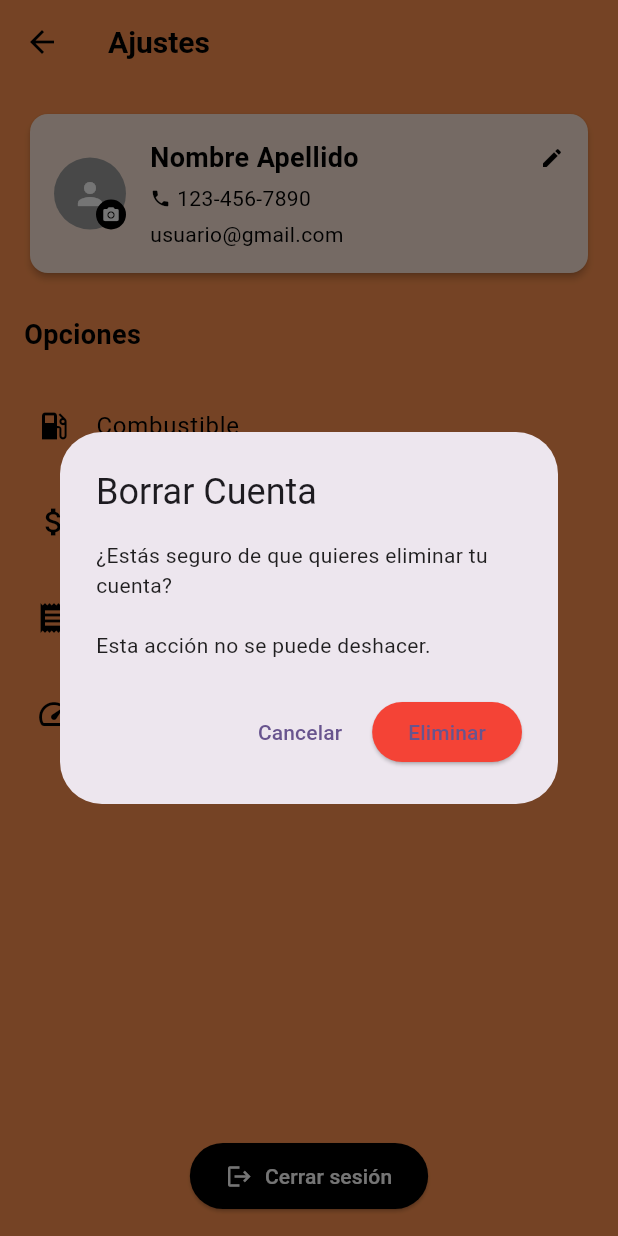
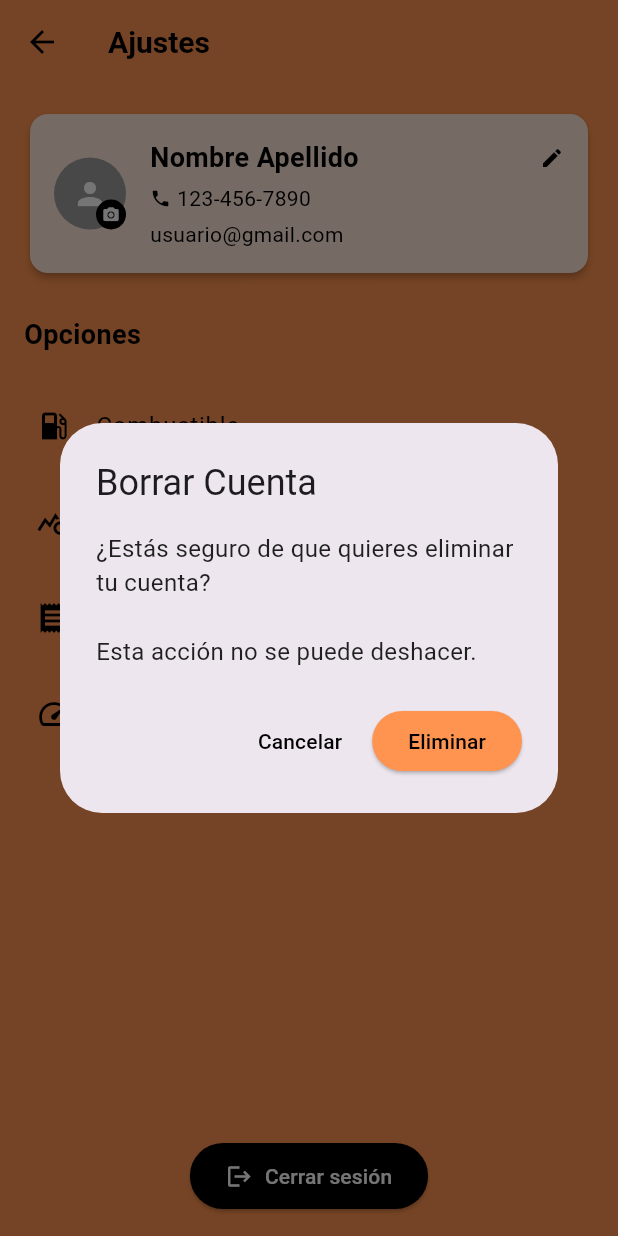
Before and after one commit to oskar4231/MyGasolineraFlutter, a Flutter app: the AjustesScreen screen opened directly, after a tap on "Borrar Cuenta", on a phone screen of 412 x 824 dp. Run offline on Flutter 3.47's test engine with Material 3 defaults, Android fonts, the phone set to English and light mode, and no system bars; our stand-ins replace geolocator, google_maps_flutter, image_picker, permission_handler, shared_preferences; accounts and stored records are empty.

Commit message:
Ajustes para mejorar la coherencia de la app

```diff
--- a/lib/ajustes/ajustes.dart
+++ b/lib/ajustes/ajustes.dart
@@ -393,8 +393,8 @@ class _AjustesScreenState extends State<AjustesScreen> {
           onTap: () {},
         ),
         _OpcionItem(
-          icono: Icons.attach_money,
-          texto: 'Registro costo',
+          icono: Icons.query_stats,
+          texto: 'Estadísticas',
           onTap: () {},
         ),
         _OpcionItem(
@@ -482,7 +482,7 @@ class _AjustesScreenState extends State<AjustesScreen> {
                   const Text(
                     '¿Estás seguro de que quieres eliminar tu cuenta?\n\n'
                     'Esta acción no se puede deshacer.',
-                    style: TextStyle(color: Colors.black87),
+                    style: TextStyle(color: Colors.black87, fontSize: 16),
                   ),
                   if (_eliminandoCuenta) ...[
                     const SizedBox(height: 16),
@@ -496,7 +496,10 @@ class _AjustesScreenState extends State<AjustesScreen> {
                 if (!_eliminandoCuenta)
                   TextButton(
                     onPressed: () => Navigator.of(context).pop(),
-                    child: const Text('Cancelar'),
+                    child: const Text('Cancelar',
+                    style: TextStyle(
+                      color: Colors.black,
+                    ),),
                   ),
                 if (!_eliminandoCuenta)
                   ElevatedButton(
@@ -562,9 +565,12 @@ class _AjustesScreenState extends State<AjustesScreen> {
                       }
                     },
                     style: ElevatedButton.styleFrom(
-                      backgroundColor: Colors.red,
+                      backgroundColor: Color(0xFFFF9350),
                     ),
-                    child: const Text('Eliminar'),
+                    child: const Text('Eliminar',
+                    style: TextStyle(
+                      color: Colors.black,
+                    ),),
                   ),
               ],
             );
```
Also changed, not shown: lib/coches/coches.dart (+15 -7 lines), lib/ajustes/estadisticas/estadisticas.dart (added).
